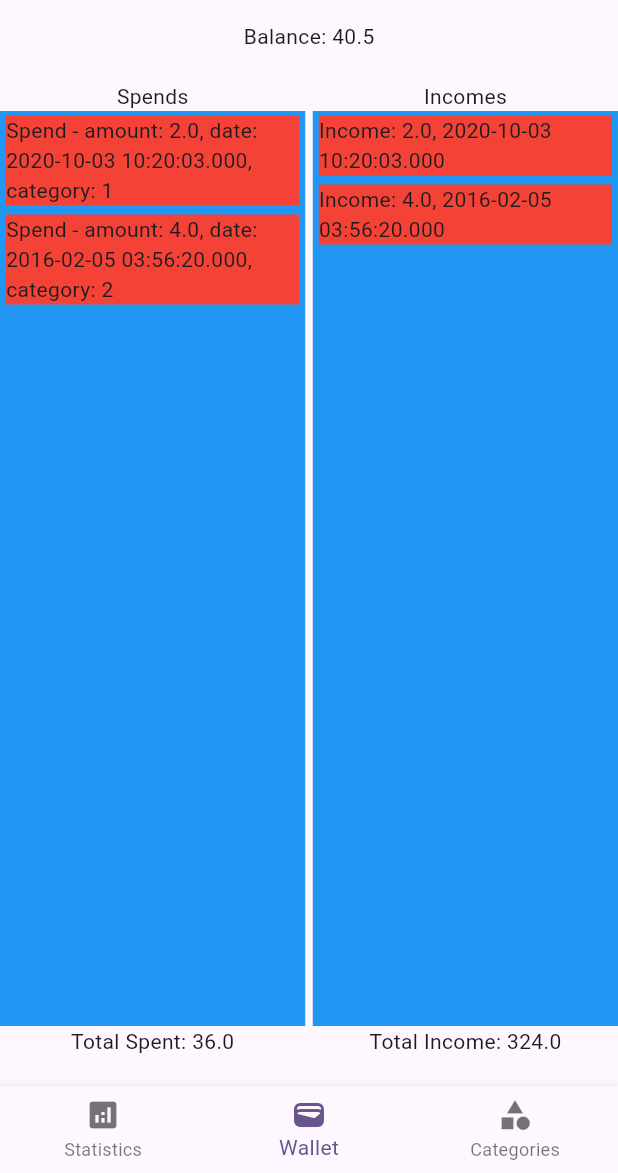
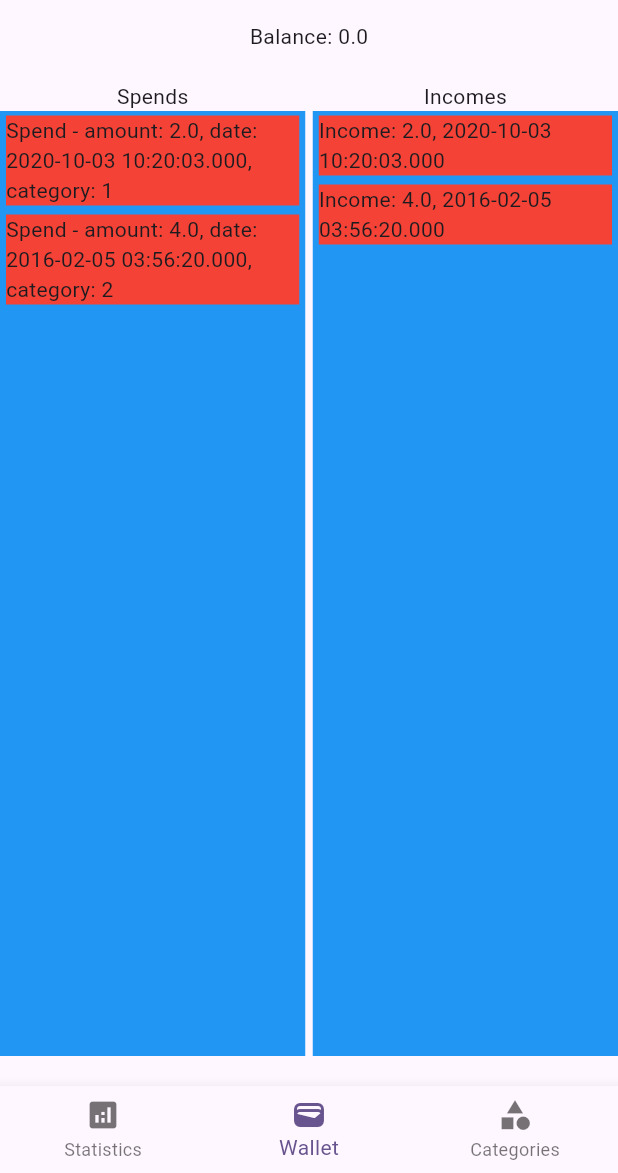
Before and after one commit to sepehrkianian09/flutter_project_sample_1, a Flutter app: the screen it shows after launch, on a phone screen of 412 x 824 dp, the part 63-1236 px from its top. Run offline on Flutter 3.47's test engine with Material 3 defaults, Android fonts, the phone set to English and light mode, and no system bars; our stand-ins replace flutter_form_builder, get, hive_ce_flutter; accounts and stored records are empty.

Commit message:
feat(wallet): init controller and service layers
feat(wallet-controller): init

feat(wallet): init transaction service

feat(wallet): init category service

feat(wallet): init category controller

feat(wallet-controller): init spendMoney

feat(wallet-controller): init addIncome

feat(wallet-controller): init getBalance

refactor(wallet-controller): refactor getBalance

feat(stats): init statistics controller

feat(config): update it based on the new classes

```diff
--- /dev/null
+++ b/lib/controllers/wallet.dart
@@ -0,0 +1,75 @@
+import 'package:get/get.dart';
+import 'package:project_1/controllers/category.dart';
+import 'package:project_1/models/income.dart';
+import 'package:project_1/models/spend.dart';
+import 'package:project_1/services/transaction.dart';
+
+class WalletController {
+  final _categoryController = Get.find<CategoryController>();
+  final _transactionService = Get.find<TransactionService>();
+
+  List<Spend> getSpends() {
+    return [
+      Spend(
+        amount: 2.0,
+        date: DateTime(2020, 10, 3, 10, 20, 3),
+        categoryId: '1',
+      ),
+      Spend(
+        amount: 4.0,
+        date: DateTime(2016, 2, 5, 3, 56, 20),
+        categoryId: '2',
+      ),
+    ];
+  }
+
+  spendMoney({
+    required double amount,
+    DateTime? date,
+    required String categoryId,
+  }) {
+    if (amount <= 0) {
+      throw "Amount Invalid";
+    }
+    if (amount > getBalance()) {
+      throw "Inadequate balance";
+    }
+    if (!_categoryController.containsCategory(categoryId)) {
+      throw "Category Not Found";
+    }
+
+    final theDate = date ?? DateTime.now();
+
+    _transactionService.addSpend(
+      Spend(amount: amount, date: theDate, categoryId: categoryId),
+    );
+  }
+
+  List<Income> getIncomes() {
+    return [
+      Income(amount: 2.0, date: DateTime(2020, 10, 3, 10, 20, 3)),
+      Income(amount: 4.0, date: DateTime(2016, 2, 5, 3, 56, 20)),
+    ];
+  }
+
+  addIncome({required double amount, DateTime? date}) {
+    if (amount <= 0) {
+      throw "Amount Invalid";
+    }
+
+    final theDate = date ?? DateTime.now();
+
+    _transactionService.addIncome(Income(amount: amount, date: theDate));
+  }
+
+  static double _sum(Iterable<double> aList) {
+    return aList.reduce((a, b) => a + b);
+  }
+
+  double getBalance({DateTime? date}) {
+    final incomeAmount = _sum(getIncomes().map((income) => income.amount));
+    final spendAmount = _sum(getSpends().map((spend) => spend.amount));
+
+    return incomeAmount - spendAmount;
+  }
+}
--- /dev/null
+++ b/lib/models/category.dart
@@ -0,0 +1,5 @@
+class Category {
+  final String name;
+
+  Category({required this.name});
+}
--- a/lib/models/income.dart
+++ b/lib/models/income.dart
@@ -2,7 +2,7 @@ class Income {
   final double amount;
   final DateTime date;
 
-  Income(this.amount, this.date);
+  Income({required this.amount, required this.date});
 
   @override
   String toString() {
--- a/lib/models/spend.dart
+++ b/lib/models/spend.dart
@@ -3,7 +3,7 @@ class Spend {
   final DateTime date;
   final String categoryId;
 
-  Spend(this.amount, this.date, this.categoryId);
+  Spend({required this.amount, required this.date, required this.categoryId});
 
   @override
   String toString() {
--- a/lib/views/dashboard/wallet.dart
+++ b/lib/views/dashboard/wallet.dart
@@ -1,5 +1,7 @@
 import 'package:flutter/material.dart';
 import 'package:flutter/widgets.dart';
+import 'package:get/get.dart';
+import 'package:project_1/controllers/wallet.dart';
 import 'package:project_1/models/income.dart';
 import 'package:project_1/models/spend.dart';
 
@@ -33,18 +35,7 @@ class SpendIncomeLayoutWidget extends StatelessWidget {
 }
 
 class WalletWidget extends StatelessWidget {
-  final List<Income> incomes = [
-    Income(2.0, DateTime(2020, 10, 3, 10, 20, 3)),
-    Income(4.0, DateTime(2016, 2, 5, 3, 56, 20)),
-  ];
-  final double totalIncome = 324.0;
-
-  final List<Spend> spends = [
-    Spend(2.0, DateTime(2020, 10, 3, 10, 20, 3), '1'),
-    Spend(4.0, DateTime(2016, 2, 5, 3, 56, 20), '2'),
-  ];
-  final double totalSpent = 36.0;
-  final double balance = 40.5;
+  final _controller = Get.find<WalletController>();
 
   Widget getCenteredWidget({required children}) {
     return Container(
@@ -57,7 +48,7 @@ class WalletWidget extends StatelessWidget {
   Widget build(BuildContext context) {
     return Column(
       children: [
-        Center(child: Text("Balance: $balance")),
+        Center(child: Text("Balance: ${_controller.getBalance()}")),
         Expanded(
           child: Row(
             spacing: 5.0,
@@ -66,8 +57,11 @@ class WalletWidget extends StatelessWidget {
                 child: getCenteredWidget(
                   children: [
                     Center(child: Text("Spends")),
-                    Expanded(child: SpendIncomeLayoutWidget(elements: spends)),
-                    Center(child: Text("Total Spent: $totalSpent")),
+                    Expanded(
+                      child: SpendIncomeLayoutWidget(
+                        elements: _controller.getSpends(),
+                      ),
+                    ),
                   ],
                 ),
               ),
@@ -75,8 +69,11 @@ class WalletWidget extends StatelessWidget {
                 child: getCenteredWidget(
                   children: [
                     Center(child: Text("Incomes")),
-                    Expanded(child: SpendIncomeLayoutWidget(elements: incomes)),
-                    Center(child: Text("Total Income: $totalIncome")),
+                    Expanded(
+                      child: SpendIncomeLayoutWidget(
+                        elements: _controller.getIncomes(),
+                      ),
+                    ),
                   ],
                 ),
               ),
```
Also changed, not shown: lib/configurer.dart (+12 -2 lines), lib/controllers/category.dart (added, +23 -0 lines), lib/controllers/statistics.dart (added, +27 -0 lines), lib/services/category.dart (added, +40 -0 lines), lib/services/transaction.dart (added, +81 -0 lines).
